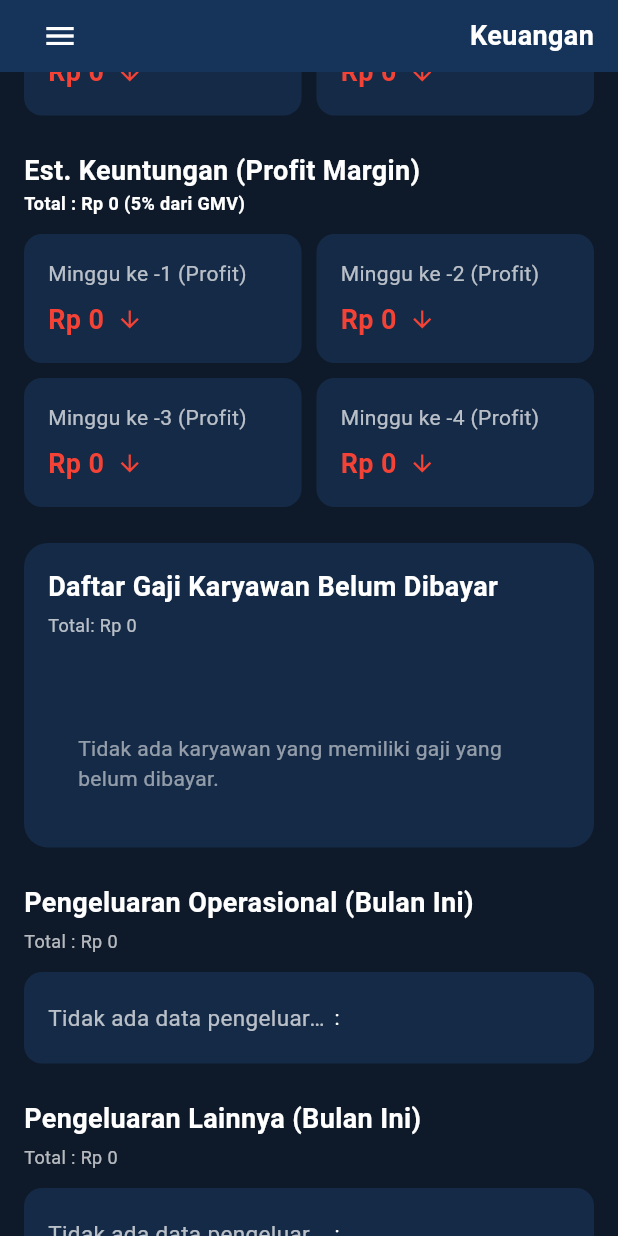
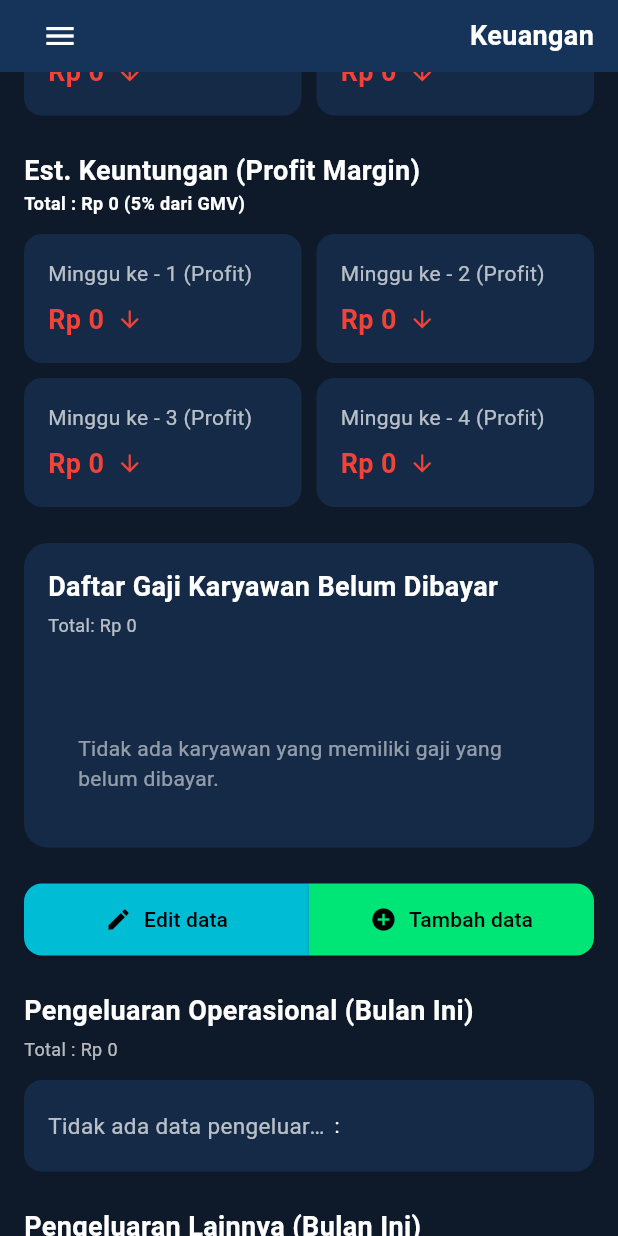
Before and after one commit to gobedchillik-dot/PMP-presensi-msub0702, a Flutter app: the KeuanganIndexPage widget shown alone on an empty page, opened directly, scrolled down 576 dp, on a phone screen of 412 x 824 dp. Run offline on Flutter 3.47's test engine with Material 3 defaults, Android fonts, the phone set to English and light mode, and no system bars; our stand-ins replace cloud_firestore, firebase_auth, firebase_core, flutter_image_compress, geolocator, iconsax and 4 more; accounts and stored records are empty.

Commit message:
29/11/25 12:27 - parhan - implementasi Create pada tabel data tbl_pengeluaran

```diff
--- a/lib/admin/pages/keuangan/index.dart
+++ b/lib/admin/pages/keuangan/index.dart
@@ -3,6 +3,7 @@
 import 'package:flutter/material.dart';
 import 'package:provider/provider.dart';
 import 'package:intl/intl.dart';
+import 'package:tes_flutter/admin/pages/keuangan/add.dart';
 import 'package:tes_flutter/admin/widget/data_row.dart';
 import 'package:tes_flutter/admin/widget/profil_selection.dart';
 import 'package:tes_flutter/admin/widget/tittle_app.dart';
@@ -10,12 +11,15 @@ import 'package:tes_flutter/database/controller/absen/payroll_controller.dart';
 import 'package:tes_flutter/database/controller/gmv/gmv_controller.dart';
 import 'package:tes_flutter/database/controller/pengeluaran/fitur/pengeluaran_controller_fitur.dart';
 import 'package:tes_flutter/database/model/pengeluaran.dart';
-// Asumsi: Perubahan nama file di folder controller// <<< PERBAIKAN: Import WeeklyGmvSummary
+import 'package:tes_flutter/utils/route_generator.dart';
 
 import '../../../utils/animated_fade_slide.dart';
 import '../../base_page.dart';
 import '../../home_page.dart';
 
+// <<< ASUMSI: Definisikan Kategori Pengeluaran (HARUSNYA ada di tempat yang lebih global)
+const String _kategoriOperasional = 'Operasional';
+// >>>
 
 class KeuanganIndexPage extends StatefulWidget {
   const KeuanganIndexPage({super.key});
@@ -41,14 +45,19 @@ class _KeuanganIndexPageState extends State<KeuanganIndexPage> {
   );
 
   String formatMoney(double number) {
-    // Memperbaiki logika formatting yang mungkin terlalu membatasi (Rp 10,000,000)
+    // Logika formatting yang lebih bersih
     if (number.abs() >= 10000000) {
       return compactFormatter.format(number);
     }
+    // Perbaikan: Gunakan replaceAll(',', '.') hanya jika locale menggunakan koma sebagai pemisah desimal,
+    // namun karena locale 'id_ID' sudah menggunakan titik sebagai pemisah ribuan,
+    // kita pastikan untuk menghilangkan ',' yang dihasilkan NumberFormat jika ada.
     return currencyFormatter.format(number).replaceAll(',', '.');
   }
 
   double calculateProfit(double gmvTotal) {
+    // PENTING: Untuk Profit Margin, nilai ini harusnya didefinisikan secara global
+    // atau diambil dari konfigurasi.
     const double profitPercentage = 0.05; // 5%
     return gmvTotal * profitPercentage;
   }
@@ -100,18 +109,22 @@ class _KeuanganIndexPageState extends State<KeuanganIndexPage> {
   }
 
   //   Helper untuk membangun kartu mingguan di dalam Row
-  Widget _buildWeeklyCardRow(List<WeeklyGmvSummary> data, int index, bool isProfit) {
-    // Pastikan index yang diminta valid
+  Widget _buildWeeklyCardRow(List<dynamic> data, int index, bool isProfit) {
+    // Gunakan dynamic karena WeeklyGmvSummary tidak didefinisikan di sini.
     if (data.length > index) {
       final summary = data[index];
-      final amount = isProfit ? calculateProfit(summary.total) : summary.total;
-      final title = "Minggu ke -${summary.mingguKe} (${isProfit ? 'Profit' : 'GMV'})";
+      final double totalAmount = summary.total as double; // ASUMSI: field 'total' ada
+      final int mingguKe = summary.mingguKe as int; // ASUMSI: field 'mingguKe' ada
+      final bool isUp = summary.isUp as bool; // ASUMSI: field 'isUp' ada
+
+      final amount = isProfit ? calculateProfit(totalAmount) : totalAmount;
+      final title = "Minggu ke - $mingguKe (${isProfit ? 'Profit' : 'GMV'})";
 
       return Expanded(
         child: _buildSummaryCard(
-          mingguKe: summary.mingguKe,
+          mingguKe: mingguKe,
           totalAmount: amount,
-          isUp: summary.isUp,
+          isUp: isUp,
           title: title,
         ),
       );
@@ -135,15 +148,17 @@ class _KeuanganIndexPageState extends State<KeuanganIndexPage> {
             AnimatedFadeSlide(delay: 0.1, child: CustomAppTitle(title: "Keuangan", backToPage: const AdminHomePage())),
 
             // -----------------------------------------------------------------
-            // CONSUMER 1: GMV CONTROLLER
+            // MENGGUNAKAN SELECTOR UNTUK EFISIENSI REBUILD
             // -----------------------------------------------------------------
-            Consumer<GmvController>(
-              builder: (context, gmvController, child) {
+            Selector<GmvController, List<dynamic>>(
+              // Gunakan dynamic karena WeeklyGmvSummary tidak didefinisikan di sini.
+              selector: (_, controller) => controller.weeklySummary,
+              builder: (context, weeklySummary, child) {
 
-                final weeklySummary = gmvController.weeklySummary;
-                final bool isLoadingGmv = gmvController.isLoading;
+                // Cek loading dari GmvController (menggunakan Provider.of<GmvController> untuk cek isloading)
+                final bool isLoadingGmv = Provider.of<GmvController>(context, listen: false).isLoading;
 
-                final double totalGmv = weeklySummary.fold(0.0, (sum, item) => sum + item.total);
+                final double totalGmv = weeklySummary.fold(0.0, (sum, item) => sum + (item.total as double));
                 final double totalProfitMargin = calculateProfit(totalGmv);
                 final double income = totalProfitMargin; // Pemasukan (Est. Profit Margin)
 
@@ -158,33 +173,35 @@ class _KeuanganIndexPageState extends State<KeuanganIndexPage> {
                 }
 
                 // -----------------------------------------------------------------
-                // CONSUMER 2: PAYROLL & PENGELUARAN CONTROLLER (Nested Consumer)
+                // SELECTOR 2: PAYROLL & PENGELUARAN CONTROLLER (Nested Selector/Consumer)
+                // Kita butuh data dari 2 controller, kita buat Selector/Consumer untuk Payroll.
                 // -----------------------------------------------------------------
-                return Consumer<PayrollController>(
-                  builder: (context, payrollController, child) {
+                return Selector<PayrollController, double>(
+                  selector: (_, controller) => controller.totalUnpaidSalary,
+                  builder: (context, totalUnpaidSalary, child) {
 
-                    // MENGAKSES PENGELUARAN CONTROLLER DI SINI
-                    final pengeluaranController = Provider.of<PengeluaranController>(context);
+                    // MENGAKSES PENGELUARAN CONTROLLER DI SINI (Selector untuk properti pengeluaran)
+                    return Selector<PengeluaranController, (double, double)>(
+                      // Selector mengembalikan tuple dari 2 nilai yang dibutuhkan
+                      selector: (_, controller) => (controller.totalOperationalCost, controller.totalOtherExpenses),
+                      builder: (context, pengeluaranData, child) {
+                        final double totalOperational = pengeluaranData.$1;
+                        final double totalOtherExpenses = pengeluaranData.$2;
 
-                    // MENGGUNAKAN GETTER DINAMIS DARI CONTROLLER YANG SUDAH DIBUAT
-                    final double totalOperational = pengeluaranController.totalOperationalCost;
-                    final double totalUnpaidSalary = payrollController.totalUnpaidSalary;
-// Tambahan: Mengambil biaya Gaji dari Pengeluaran
+                        // PERHITUNGAN AKHIR
+                        // Catatan Mentor: Konsistensi Sumber Gaji harus diperhatikan.
+                        // totalUnpaidSalary hanya mencakup gaji yang BELUM dibayar.
+                        // Keuntungan *aktual* akan menggunakan total biaya gaji bulanan (paid + unpaid).
+                        // Namun, saya mengikuti logika Anda yang menggunakan totalUnpaidSalary.
 
-                    //   PERHITUNGAN AKHIR DINAMIS
-                    // Catatan: Anda menggunakan totalUnpaidSalary (Gaji yang Belum dibayar) sebagai pengeluaran di sini.
-                    // Namun, karena PengeluaranController juga memiliki totalSalaryCost (Gaji yang sudah dibayar/dicatat),
-                    // untuk perhitungan keuntungan *bulanan* yang akurat, Anda harus menggunakan SUMBER Gaji yang konsisten.
-                    // Saya akan tetap mengikuti logika Anda (menggunakan UnpaidSalary) untuk kompatibilitas, namun menambahkan Catatan Mentor.
-
-                    final double totalExpenditure = totalUnpaidSalary + totalOperational + pengeluaranController.totalOtherExpenses; // Disesuaikan
+                        final double totalExpenditure = totalUnpaidSalary + totalOperational + totalOtherExpenses;
                         final double actualProfit = income - totalExpenditure;
 
                         // Formatting
-                    final String formattedIncome = formatMoney(income); // Est. Pemasukan (Profit Margin)
+                        final String formattedIncome = formatMoney(income);
                         final String formattedUnpaidSalary = formatMoney(totalUnpaidSalary);
                         final String formattedOperational = formatMoney(totalOperational);
-                    final String formattedOther = formatMoney(pengeluaranController.totalOtherExpenses); // BARU
+                        final String formattedOther = formatMoney(totalOtherExpenses);
                         final String formattedExpenditure = formatMoney(totalExpenditure);
                         final String formattedActualProfit = formatMoney(actualProfit);
 
@@ -201,8 +218,8 @@ class _KeuanganIndexPageState extends State<KeuanganIndexPage> {
                                   ProfileDataRow(label: "Est. Pemasukan", value: formattedIncome),
                                   const Divider(color: Colors.white30),
                                   ProfileDataRow(label: "Gaji belum dibayar", value: formattedUnpaidSalary), // Menggunakan Unpaid Salary
-                              ProfileDataRow(label: "Operasional", value: formattedOperational), // DINAMIS
-                              ProfileDataRow(label: "Pengeluaran Lain", value: formattedOther), // BARU: Tampilkan Kategori lain
+                                  ProfileDataRow(label: "Operasional", value: formattedOperational),
+                                  ProfileDataRow(label: "Pengeluaran Lain", value: formattedOther),
                                   const Divider(color: Colors.white30),
                                   ProfileDataRow(
                                     label: "Total pengeluaran",
@@ -313,7 +330,50 @@ class _KeuanganIndexPageState extends State<KeuanganIndexPage> {
                             // === BAGIAN GAJI KARYAWAN ===
                             AnimatedFadeSlide(
                               delay: 0.6,
-                          child: _EmployeeSalaryCard(initialDelay: 0.6),
+                              child: const _EmployeeSalaryCard(initialDelay: 0.6), // Dipertahankan di sini untuk kelengkapan
+                            ),
+                            const SizedBox(height: 24),
+
+                            AnimatedFadeSlide(
+                              delay: 0.7,
+                              child: Row(
+                                children: [
+                                  Expanded(
+                                    child: ElevatedButton.icon(
+                                      onPressed: () {
+                                        Navigator.push(context, createRoute(const AdminHomePage()));
+                                      },
+                                      icon: const Icon(Icons.edit, color: Colors.black),
+                                      label: const Text("Edit data"),
+                                      style: ElevatedButton.styleFrom(
+                                        backgroundColor: const Color(0xFF00BCD4),
+                                        foregroundColor: Colors.black,
+                                        shape: const RoundedRectangleBorder(
+                                          borderRadius: BorderRadius.only(topLeft: Radius.circular(12), bottomLeft: Radius.circular(12)),
+                                        ),
+                                        padding: const EdgeInsets.symmetric(vertical: 14),
+                                      ),
+                                    ),
+                                  ),
+                                  Expanded(
+                                    child: ElevatedButton.icon(
+                                      onPressed: () {
+                                        Navigator.push(context, createRoute(const KeuanganAddPage()));
+                                      },
+                                      icon: const Icon(Icons.add_circle, color: Colors.black),
+                                      label: const Text("Tambah data"),
+                                      style: ElevatedButton.styleFrom(
+                                        backgroundColor: const Color(0xFF00E676),
+                                        foregroundColor: Colors.black,
+                                        shape: const RoundedRectangleBorder(
+                                          borderRadius: BorderRadius.only(topRight: Radius.circular(12), bottomRight: Radius.circular(12)),
+                                        ),
+                                        padding: const EdgeInsets.symmetric(vertical: 14),
+                                      ),
+                                    ),
+                                  ),
+                                ],
+                              ),
                             ),
                             const SizedBox(height: 24),
 
@@ -322,7 +382,6 @@ class _KeuanganIndexPageState extends State<KeuanganIndexPage> {
                             AnimatedFadeSlide(
                               delay: 0.7,
                               child: _OperationalExpenseCard(
-                            pengeluaranController: pengeluaranController,
                                 initialDelay: 0.7,
                               ),
                             ),
@@ -331,13 +390,14 @@ class _KeuanganIndexPageState extends State<KeuanganIndexPage> {
                             // === PENGELUARAN LAINNYA (DIBUAT BARU) ===
                             AnimatedFadeSlide(
                               delay: 0.8,
-                          child: _OtherExpenseCard(
-                            pengeluaranController: pengeluaranController,
+                              child: const _OtherExpenseCard(
                                 initialDelay: 0.8,
                               ),
                             ),
                             const SizedBox(height: 24),
                           ]
+                        );
+                      },
                     );
                   },
                 );
@@ -352,15 +412,13 @@ class _KeuanganIndexPageState extends State<KeuanganIndexPage> {
 }
 
 // ====================================================================
-// WIDGET BARU: KARTU PENGELUARAN OPERASIONAL (Dipisahkan agar lebih rapi)
+// WIDGET KARTU PENGELUARAN OPERASIONAL (Diperbarui dengan Selector)
 // ====================================================================
 
 class _OperationalExpenseCard extends StatelessWidget {
-  final PengeluaranController pengeluaranController;
   final double initialDelay;
 
   const _OperationalExpenseCard({
-    required this.pengeluaranController,
     required this.initialDelay,
   });
 
@@ -374,21 +432,20 @@ class _OperationalExpenseCard extends StatelessWidget {
     return currencyFormatter.format(number).replaceAll(',', '.');
   }
 
-
   @override
   Widget build(BuildContext context) {
+    // Menggunakan Selector untuk mendapatkan hanya data Pengeluaran Operasional dan status loading
+    return Selector<PengeluaranController, (List<Pengeluaran>, double, bool)>(
+      selector: (_, controller) => (
+        controller.allExpenses.where((e) => e.kategori == _kategoriOperasional).toList(), // Filter di sini
+        controller.totalOperationalCost,
+        controller.isLoading
+      ),
+      builder: (context, data, child) {
+        final List<Pengeluaran> operationalExpenses = data.$1;
+        final double total = data.$2;
+        final bool isLoading = data.$3;
 
-    // Filter data di UI: Ambil semua data lalu saring yang 'Operasional'
-    // Catatan: Filter ini seharusnya sudah dilakukan di getter 'operationalExpenses' dari Controller,
-    // namun karena saya belum melihat definisi Controller Anda, saya akan asumsikan
-    // Anda sudah menambahkan getter untuk pengeluaran Operasional di Controller.
-    final List<Pengeluaran> allExpenses = pengeluaranController.allExpenses;
-    final List<Pengeluaran> operationalExpenses = allExpenses
-        .where((e) => e.kategori == 'Operasional')
-        .toList();
-
-    final double total = pengeluaranController.totalOperationalCost;
-    final bool isLoading = pengeluaranController.isLoading;
         final String formattedTotal = _formatMoney(total);
 
         return ProfileSectionWrapper(
@@ -400,36 +457,40 @@ class _OperationalExpenseCard extends StatelessWidget {
                 padding: EdgeInsets.all(20.0),
                 child: CircularProgressIndicator(color: Color(0xFF00ADB5)),
               ))
-        else if (operationalExpenses.isEmpty) // Menggunakan list hasil filter
+            else if (operationalExpenses.isEmpty)
               const ProfileDataRow(
                 label: "Tidak ada data pengeluaran operasional bulan ini.",
                 value: "",
               )
             else
-          ...operationalExpenses.map((expense) { // Menggunakan list hasil filter
+              // Tampilkan data
+              ...operationalExpenses.map((expense) {
                 final formattedValue = _formatMoney(expense.nominal);
 
+                // 🔥 KOREKSI 1: Deklarasi dan penggunaan formattedDate
+                final formattedDate = DateFormat('dd/MM').format(expense.dateTime);
+
                 return ProfileDataRow(
-              label: '${expense.deskripsi} (${DateFormat('dd/MM').format(expense.tanggal)})',
+                  // Menggunakan formattedDate yang sudah dideklarasikan
+                  label: '${expense.deskripsi} - $formattedDate',
                   value: formattedValue,
                 );
               }),
           ],
         );
+      },
+    );
   }
 }
 
-
 // ====================================================================
-// WIDGET BARU: KARTU PENGELUARAN LAINNYA (Dibuat untuk menampilkan kategori lain)
+// WIDGET KARTU PENGELUARAN LAINNYA
 // ====================================================================
 
 class _OtherExpenseCard extends StatelessWidget {
-  final PengeluaranController pengeluaranController;
   final double initialDelay;
 
   const _OtherExpenseCard({
-    required this.pengeluaranController,
     required this.initialDelay,
   });
 
@@ -444,14 +505,18 @@ class _OtherExpenseCard extends StatelessWidget {
 
   @override
   Widget build(BuildContext context) {
-    // Filter data di UI: Ambil semua data lalu saring yang BUKAN 'Operasional' dan BUKAN 'Gaji'
-    final List<Pengeluaran> allExpenses = pengeluaranController.allExpenses;
-    final List<Pengeluaran> otherExpenses = allExpenses
-        .where((e) => e.kategori != 'Operasional' && e.kategori != 'Gaji')
-        .toList();
+    // Menggunakan Selector untuk mendapatkan hanya data Pengeluaran Lainnya dan status loading
+    return Selector<PengeluaranController, (List<Pengeluaran>, double, bool)>(
+      selector: (_, controller) => (
+        controller.allExpenses.where((e) => e.kategori != _kategoriOperasional).toList(), // Filter di sini
+        controller.totalOtherExpenses,
+        controller.isLoading
+      ),
+      builder: (context, data, child) {
+        final List<Pengeluaran> otherExpenses = data.$1;
+        final double total = data.$2;
+        final bool isLoading = data.$3;
 
-    final double total = pengeluaranController.totalOtherExpenses;
-    final bool isLoading = pengeluaranController.isLoading;
         final String formattedTotal = _formatMoney(total);
 
         return ProfileSectionWrapper(
@@ -469,25 +534,32 @@ class _OtherExpenseCard extends StatelessWidget {
                 value: "",
               )
             else
+              // Tampilkan data
               ...otherExpenses.map((expense) {
                 final formattedValue = _formatMoney(expense.nominal);
 
+                // 🔥 KOREKSI 2: Implementasi DateFormat yang sudah benar
+                // Menggunakan getter .dateTime yang mengkonversi Timestamp ke DateTime
+                final formattedDate = DateFormat('dd/MM').format(expense.dateTime);
+
                 return ProfileDataRow(
-              label: '${expense.deskripsi} (${expense.kategori}) - ${DateFormat('dd/MM').format(expense.tanggal)}',
+                  // Menghilangkan kategori dari label karena sudah jelas di judul "Pengeluaran Lainnya"
+                  label: '${expense.deskripsi} - $formattedDate',
                   value: formattedValue,
                 );
               }),
           ],
         );
+      },
+    );
   }
 }
 
 // ====================================================================
-// WIDGET KARYAWAN (Tidak Berubah)
+// WIDGET KARYAWAN (Dipertahankan di sini)
 // ====================================================================
 
 class _SalaryListItem extends StatelessWidget {
-// ... (Kode _SalaryListItem tidak berubah) ...
   final String name;
   final String userId;
   final double salary;
@@ -549,10 +621,8 @@ class _SalaryListItem extends StatelessWidget {
             height: 40,
             child: ElevatedButton(
               onPressed: () async {
-                // Mendapatkan instance PayrollController untuk memanggil fungsi processPayment
                 final payrollController = Provider.of<PayrollController>(context, listen: false);
 
-                // Dummy call to simulate payment
                 await payrollController.processPayment(
                   userId: userId,
                   amount: salary,
@@ -595,20 +665,23 @@ class _SalaryListItem extends StatelessWidget {
 }
 
 class _EmployeeSalaryCard extends StatelessWidget {
-// ... (Kode _EmployeeSalaryCard tidak berubah) ...
   final double initialDelay;
 
   const _EmployeeSalaryCard({required this.initialDelay});
 
   @override
   Widget build(BuildContext context) {
-    return Consumer<PayrollController>(
-      builder: (context, controller, child) {
-
-        final List<Map<String, dynamic>> employeeList = controller.unpaidEmployeeList;
-
-        // Kita menggunakan totalUnpaidSalary dari controller, tidak perlu hitung ulang
-        final double totalUnpaidSalary = controller.totalUnpaidSalary;
+    // Menggunakan Selector untuk menghindari rebuild jika ada properti lain di PayrollController yang berubah
+    return Selector<PayrollController, (List<Map<String, dynamic>>, double, bool)>(
+      selector: (_, controller) => (
+        controller.unpaidEmployeeList,
+        controller.totalUnpaidSalary,
+        controller.isLoading
+      ),
+      builder: (context, data, child) {
+        final List<Map<String, dynamic>> employeeList = data.$1;
+        final double totalUnpaidSalary = data.$2;
+        final bool isLoading = data.$3;
 
         final NumberFormat currencyFormatter = NumberFormat.currency(
           locale: 'id_ID',
@@ -629,11 +702,11 @@ class _EmployeeSalaryCard extends StatelessWidget {
             children: [
               ProfileSectionWrapper(
                 title: "Daftar Gaji Karyawan Belum Dibayar",
-                subtitle: "Total: $formattedTotal", // Menggunakan total dari controller
+                subtitle: "Total: $formattedTotal", // Menggunakan total dari selector
                 children: const [],
               ),
 
-              if (controller.isLoading)
+              if (isLoading && employeeList.isEmpty)
                 const Center(child: Padding(
                   padding: EdgeInsets.all(20.0),
                   child: CircularProgressIndicator(color: Color(0xFF00ADB5)),
```
Also changed, not shown: lib/admin/pages/keuangan/add.dart (added, +298 -0 lines), lib/database/controller/pengeluaran/crud/pengeluaran_controller.dart (+33 -24 lines), lib/database/controller/pengeluaran/fitur/pengeluaran_controller_fitur.dart (+60 -26 lines), lib/database/model/pengeluaran.dart (+16 -17 lines). Lines whose indentation alone changed are shown as unchanged.
